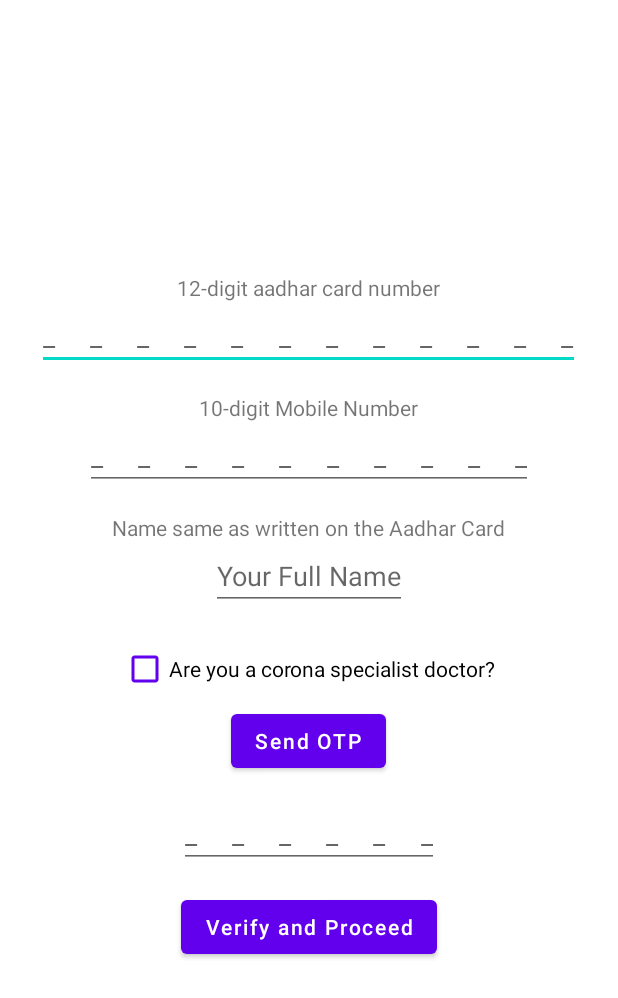
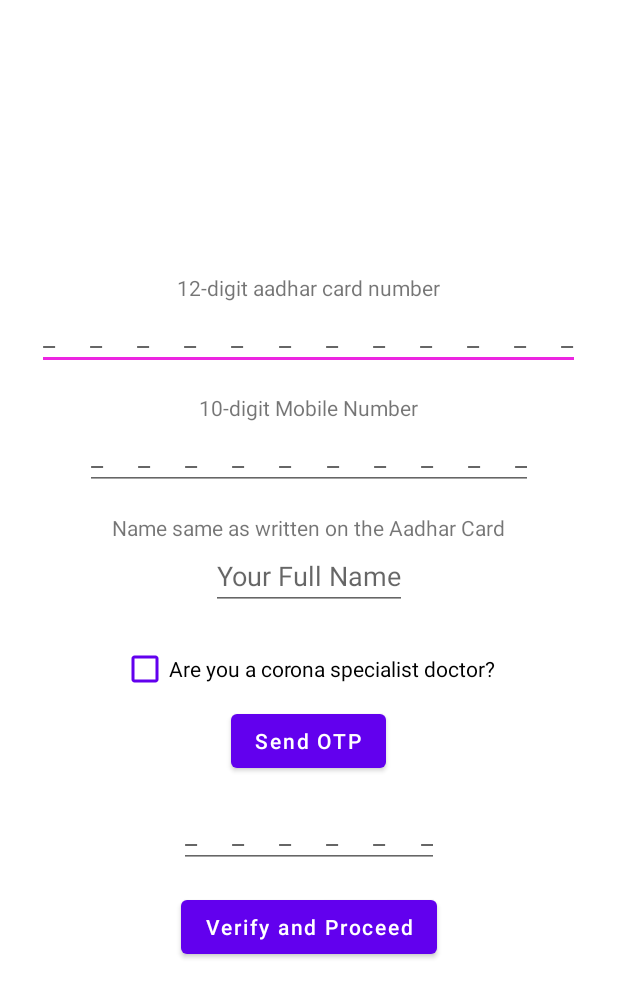
Before and after one commit to pulkit697/GoCorona, an Android app: the screen it shows after launch (LoginActivity), on a phone screen of 412 x 824 dp. Shown: the top 998 px of the screen. Run offline under Robolectric (Android 15) with nearby library versions, the phone set to English and light mode, and no system bars.

```diff
--- a/app/src/main/res/values/colors.xml
+++ b/app/src/main/res/values/colors.xml
@@ -3,8 +3,8 @@
     <color name="purple_200">#FFBB86FC</color>
     <color name="purple_500">#FF6200EE</color>
     <color name="purple_700">#FF3700B3</color>
-    <color name="teal_200">#FF03DAC5</color>
-    <color name="teal_700">#FF018786</color>
+    <color name="teal_200">#EC25E1</color>
+    <color name="teal_700">#9709CC</color>
     <color name="black">#FF000000</color>
     <color name="white">#FFFFFFFF</color>
 </resources>
--- a/build.gradle
+++ b/build.gradle
@@ -6,7 +6,7 @@ buildscript {
         mavenCentral()
     }
     dependencies {
-        classpath "com.android.tools.build:gradle:4.2.1"
+        classpath "com.android.tools.build:gradle:4.2.2"
         classpath "org.jetbrains.kotlin:kotlin-gradle-plugin:$kotlin_version"
 
         // NOTE: Do not place your application dependencies here; they belong
```
Also changed, not shown: app/src/main/res/layout/activity_main.xml (+9 -9 lines).
